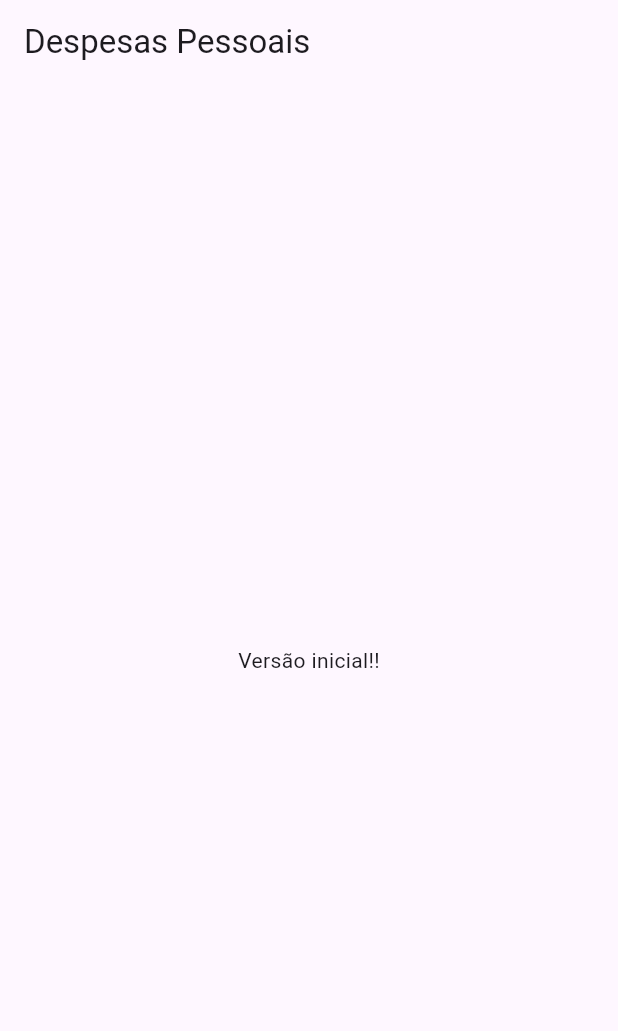
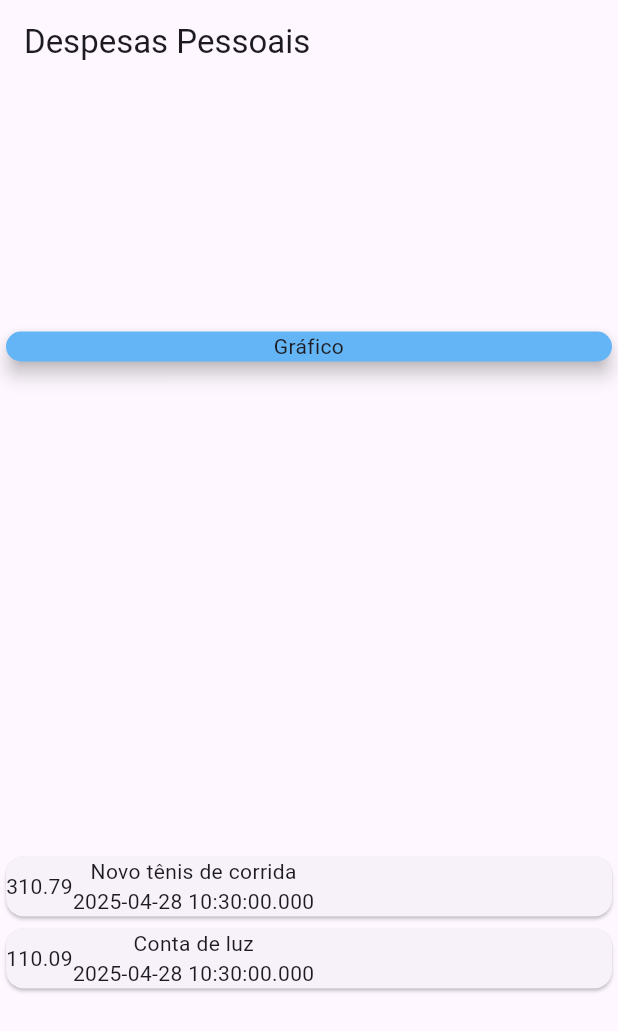
Before and after one commit to dm-moro/FlutterExpenses, a Flutter app: the screen it shows after launch, on a phone screen of 412 x 824 dp. Shown: the top 1031 px of the screen. Run offline on Flutter 3.47's test engine with Material 3 defaults, Android fonts, the phone set to English and light mode, and no system bars.

Commit message:
feat: Transactions

```diff
--- a/lib/main.dart
+++ b/lib/main.dart
@@ -1,3 +1,4 @@
+import 'package:expenses/models/transaction.dart';
 import 'package:flutter/material.dart';
 
 main() => runApp(ExpensesApp());
@@ -12,13 +13,52 @@ class ExpensesApp extends StatelessWidget {
 }
 
 class MyHomePage extends StatelessWidget {
-  const MyHomePage({super.key});
+  final _transactions = [
+    Transaction(id: 't1', title: 'Novo tênis de corrida', value: 310.79, date: DateTime.now()),
+    Transaction(id: 't2', title: 'Conta de luz', value: 110.09, date: DateTime.now()),
+  ];
 
   @override
   Widget build(BuildContext context) {
     return Scaffold(
-      appBar: AppBar(title: Text("Despesas Pessoais")),
-      body: Center(child: Text('Versão inicial!!')),
+      appBar: AppBar(title: Text("Despesas Pessoais"),
+      ),
+      body: Column(
+        mainAxisAlignment: MainAxisAlignment.spaceAround,
+        crossAxisAlignment: CrossAxisAlignment.stretch,
+        children: [
+          Container(
+            child: Card(
+              elevation: 5,
+              color: Colors.blue[300],
+              child: Text(
+              'Gráfico',
+              textAlign: TextAlign.center),
+            ),
+          ),
+          Column(
+            children: _transactions.map((tr) {
+              return Card(
+                child: Row(
+                  children: [
+                    Container(
+                      child: Text(
+                        tr.value.toString(),
+                      ),
+                    ),
+                    Column(
+                      children: [
+                        Text(tr.title),
+                        Text(tr.date.toString()),
+                      ],
+                    ),
+                  ],
+                ),
+              );
+            }).toList(),
+          )
+        ],
+      ),
     );
   }
 }
--- /dev/null
+++ b/lib/models/transaction.dart
@@ -0,0 +1,15 @@
+import 'package:flutter/foundation.dart';
+
+class Transaction {
+  final String id;
+  final String title;
+  final double value;
+  final DateTime date;
+
+  Transaction ({
+    required this.id,
+    required this.title,
+    required this.value,
+    required this.date,
+  });
+}
--- a/pubspec.yaml
+++ b/pubspec.yaml
@@ -19,7 +19,7 @@ publish_to: 'none' # Remove this line if you wish to publish to pub.dev
 version: 1.0.0+1
 
 environment:
-  sdk: ^3.7.2
+  sdk: ^3.7.0
 
 # Dependencies specify other packages that your package needs in order to work.
 # To automatically upgrade your package dependencies to the latest versions
```
Also changed, not shown: pubspec.lock.
